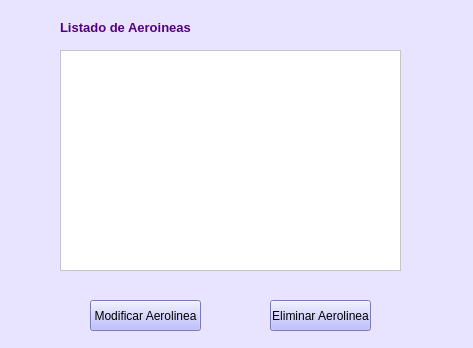
Before: the Qt Designer form Interfaces Aeropuerto/listadoAerolineas.ui in vanesagustin98/Aerocamp, drawn with Qt 5.
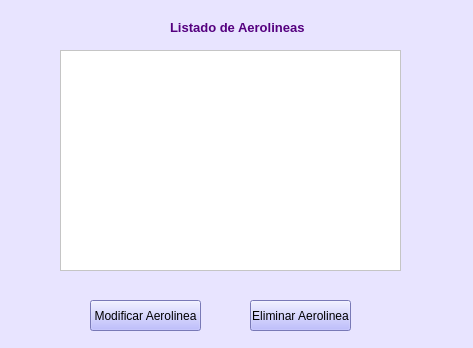
After: the same form once the commit is applied.

```diff
--- a/Interfaces Aeropuerto/listadoAerolineas.ui
+++ b/Interfaces Aeropuerto/listadoAerolineas.ui
@@ -48,7 +48,7 @@
   <widget class="QLabel" name="label">
    <property name="geometry">
     <rect>
-     <x>60</x>
+     <x>170</x>
      <y>20</y>
      <width>161</width>
      <height>16</height>
@@ -58,13 +58,13 @@
     <string notr="true">color: rgb(85, 0, 127);</string>
    </property>
    <property name="text">
-    <string>&lt;html&gt;&lt;head/&gt;&lt;body&gt;&lt;p&gt;&lt;span style=&quot; font-size:10pt; font-weight:600;&quot;&gt;Listado de Aeroineas&lt;/span&gt;&lt;/p&gt;&lt;/body&gt;&lt;/html&gt;</string>
+    <string>&lt;html&gt;&lt;head/&gt;&lt;body&gt;&lt;p&gt;&lt;span style=&quot; font-size:10pt; font-weight:600;&quot;&gt;Listado de Aerolineas&lt;/span&gt;&lt;/p&gt;&lt;/body&gt;&lt;/html&gt;</string>
    </property>
   </widget>
   <widget class="QPushButton" name="pushButton_2">
    <property name="geometry">
     <rect>
-     <x>270</x>
+     <x>250</x>
      <y>300</y>
      <width>101</width>
      <height>31</height>
```
